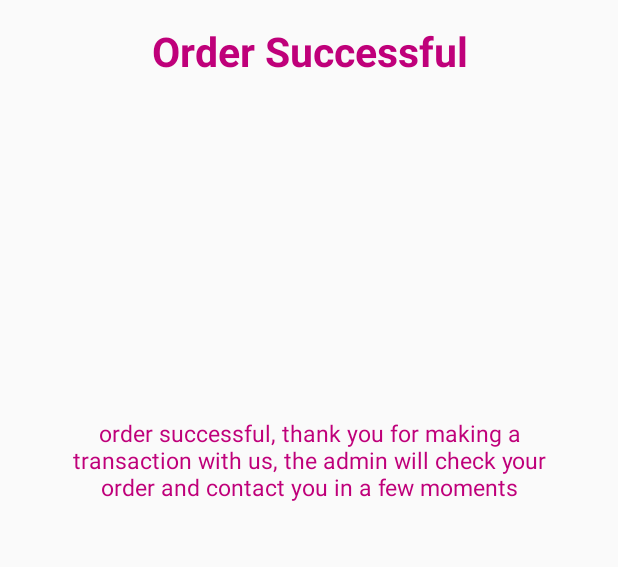
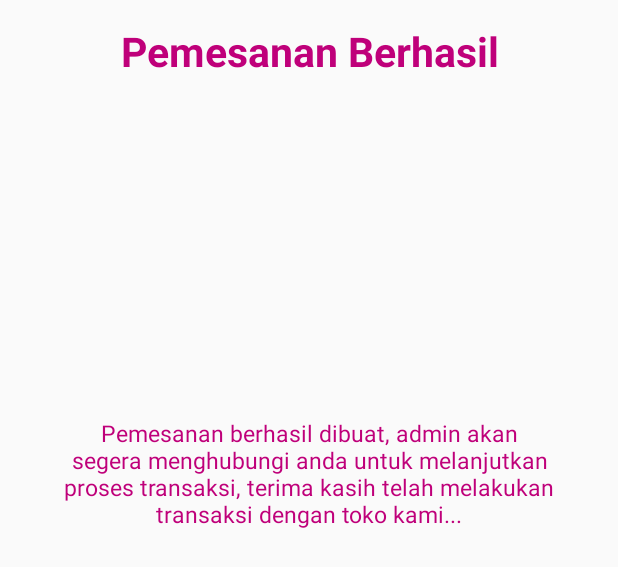
Before and after one commit to FerryJulyo/Proyek2, an Android app: the layout activity_notification.xml on its own in the app's theme, with its tools: preview values and no code run, on a phone screen of 412 x 824 dp. Shown: the top 567 px of the screen. Run offline under Robolectric (Android 15) with nearby library versions, the phone set to English and light mode, and no system bars.

Commit message:
Update activity_notification.xml

```diff
--- a/Shopping-App-master/Shopping-App-master/app/src/main/res/layout/activity_notification.xml
+++ b/Shopping-App-master/Shopping-App-master/app/src/main/res/layout/activity_notification.xml
@@ -12,7 +12,7 @@
         android:layout_height="wrap_content"
         android:layout_margin="15dp"
         android:gravity="center_horizontal"
-        android:text="Order Successful"
+        android:text="Pemesanan Berhasil"
         android:textAlignment="center"
         android:textColor="@color/colorPrimaryDark"
         android:textSize="27dp"
@@ -27,7 +27,7 @@
         android:layout_marginTop="210dp"
         android:layout_below="@id/txt"
         android:gravity="center_horizontal"
-        android:text="order successful, thank you for making a transaction with us, the admin will check your order and contact you in a few moments"
+        android:text="Pemesanan berhasil dibuat, admin akan segera menghubungi anda untuk melanjutkan proses transaksi, terima kasih telah melakukan transaksi dengan toko kami..."
         android:textAlignment="center"
         android:textColor="@color/colorPrimaryDark"
         android:textSize="15dp"/>
```
